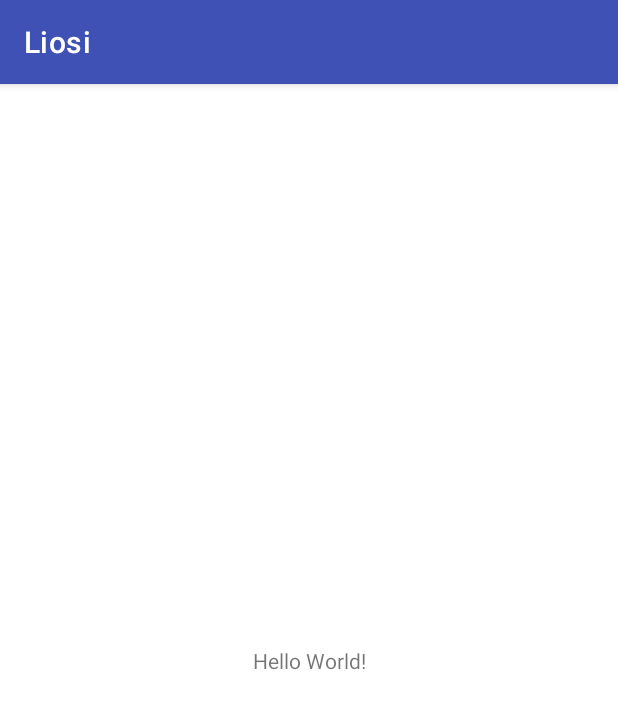
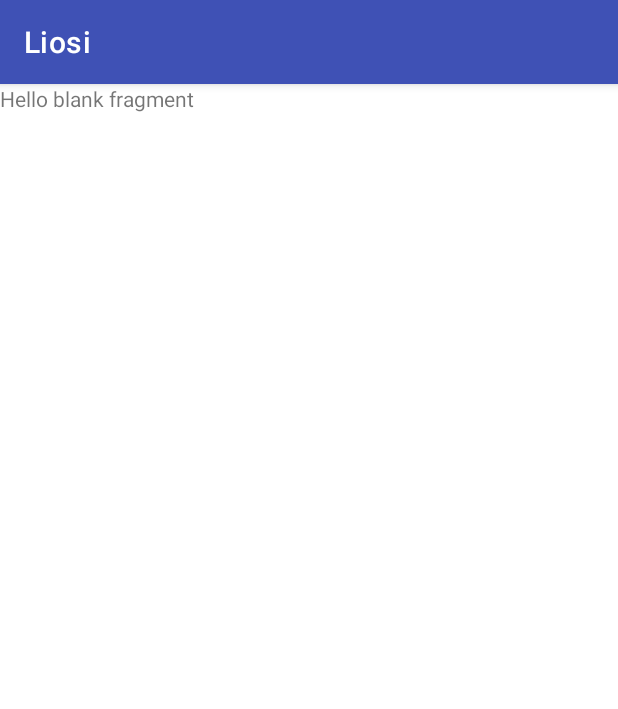
Before and after one commit to mrrezkii/Android-Kotlin-LiosiApp, an Android app: the screen it shows after launch (MainActivity), on a phone screen of 412 x 824 dp. Shown: the top 709 px of the screen. Run offline under Robolectric (Android 15) with nearby library versions, the phone set to English and light mode, and no system bars.

Commit message:
Configure Splash Screen and Navigation Component

```diff
--- a/app/src/main/java/com/gemastik/liosiapp/data/view/activity/SplashScreenActivity.kt
+++ b/app/src/main/java/com/gemastik/liosiapp/data/view/activity/SplashScreenActivity.kt
@@ -1,8 +1,11 @@
 package com.gemastik.liosiapp.data.view.activity
 
+import android.content.Intent
 import android.os.Bundle
+import android.view.View
 import androidx.appcompat.app.AppCompatActivity
 import com.gemastik.liosiapp.databinding.ActivitySplashScreenBinding
+import kotlinx.coroutines.*
 
 class SplashScreenActivity : AppCompatActivity() {
 
@@ -12,8 +15,33 @@ class SplashScreenActivity : AppCompatActivity() {
         )
     }
 
+    private val activityScope = CoroutineScope(Dispatchers.Main)
+
     override fun onCreate(savedInstanceState: Bundle?) {
         super.onCreate(savedInstanceState)
         setContentView(binding.root)
+
+        activityScope.launch {
+            delay(3000)
+
+            var intent = Intent(this@SplashScreenActivity, MainActivity::class.java)
+            startActivity(intent)
+            finish()
+        }
+
+    }
+
+    @Suppress("DEPRECATION")
+    override fun onResume() {
+        super.onResume()
+        window.decorView.apply {
+            systemUiVisibility =
+                View.SYSTEM_UI_FLAG_HIDE_NAVIGATION or View.SYSTEM_UI_FLAG_FULLSCREEN
+        }
+    }
+
+    override fun onPause() {
+        activityScope.cancel()
+        super.onPause()
     }
 }
--- a/app/src/main/res/layout/activity_main.xml
+++ b/app/src/main/res/layout/activity_main.xml
@@ -6,13 +6,16 @@
     android:layout_height="match_parent"
     tools:context=".data.view.activity.MainActivity">
 
-    <TextView
-        android:layout_width="wrap_content"
-        android:layout_height="wrap_content"
-        android:text="Hello World!"
+    <androidx.fragment.app.FragmentContainerView
+        android:id="@+id/navigation_host"
+        android:name="androidx.navigation.fragment.NavHostFragment"
+        android:layout_width="0dp"
+        android:layout_height="0dp"
+        app:defaultNavHost="true"
         app:layout_constraintBottom_toBottomOf="parent"
         app:layout_constraintLeft_toLeftOf="parent"
         app:layout_constraintRight_toRightOf="parent"
-        app:layout_constraintTop_toTopOf="parent" />
+        app:layout_constraintTop_toTopOf="parent"
+        app:navGraph="@navigation/main_graph" />
 
 </androidx.constraintlayout.widget.ConstraintLayout>
--- /dev/null
+++ b/app/src/main/res/navigation/main_graph.xml
@@ -0,0 +1,81 @@
+<?xml version="1.0" encoding="utf-8"?>
+<navigation xmlns:android="http://schemas.android.com/apk/res/android"
+    xmlns:app="http://schemas.android.com/apk/res-auto"
+    xmlns:tools="http://schemas.android.com/tools"
+    android:id="@+id/main_graph"
+    app:startDestination="@id/moodFragment">
+    <fragment
+        android:id="@+id/moodFragment"
+        android:name="com.gemastik.liosiapp.data.view.fragment.MoodFragment"
+        android:label="fragment_mood"
+        tools:layout="@layout/fragment_mood">
+        <action
+            android:id="@+id/action_moodFragment_to_homeFragment"
+            app:destination="@id/homeFragment" />
+    </fragment>
+    <fragment
+        android:id="@+id/homeFragment"
+        android:name="com.gemastik.liosiapp.data.view.fragment.HomeFragment"
+        android:label="fragment_home"
+        tools:layout="@layout/fragment_home">
+        <action
+            android:id="@+id/action_homeFragment_to_todoFragment"
+            app:destination="@id/todoFragment" />
+        <action
+            android:id="@+id/action_homeFragment_to_premiumFragment"
+            app:destination="@id/premiumFragment" />
+    </fragment>
+    <fragment
+        android:id="@+id/todoFragment"
+        android:name="com.gemastik.liosiapp.data.view.fragment.TodoFragment"
+        android:label="fragment_todo"
+        tools:layout="@layout/fragment_todo">
+        <action
+            android:id="@+id/action_todoFragment_to_positifFragment"
+            app:destination="@id/positifFragment" />
+        <action
+            android:id="@+id/action_todoFragment_to_recordFragment"
+            app:destination="@id/recordFragment" />
+        <action
+            android:id="@+id/action_todoFragment_to_breatheFragment"
+            app:destination="@id/breatheFragment" />
+    </fragment>
+    <fragment
+        android:id="@+id/positifFragment"
+        android:name="com.gemastik.liosiapp.data.view.fragment.PositifFragment"
+        android:label="fragment_positif"
+        tools:layout="@layout/fragment_positif" />
+    <fragment
+        android:id="@+id/breatheFragment"
+        android:name="com.gemastik.liosiapp.data.view.fragment.BreatheFragment"
+        android:label="fragment_breathe"
+        tools:layout="@layout/fragment_breathe" />
+    <fragment
+        android:id="@+id/recordFragment"
+        android:name="com.gemastik.liosiapp.data.view.fragment.RecordFragment"
+        android:label="fragment_record"
+        tools:layout="@layout/fragment_record" />
+    <fragment
+        android:id="@+id/premiumFragment"
+        android:name="com.gemastik.liosiapp.data.view.fragment.PremiumFragment"
+        android:label="fragment_premium"
+        tools:layout="@layout/fragment_premium">
+        <action
+            android:id="@+id/action_premiumFragment_to_payFragment"
+            app:destination="@id/payFragment" />
+    </fragment>
+    <fragment
+        android:id="@+id/payFragment"
+        android:name="com.gemastik.liosiapp.data.view.fragment.PayFragment"
+        android:label="fragment_pay"
+        tools:layout="@layout/fragment_pay">
+        <action
+            android:id="@+id/action_payFragment_to_chatFragment"
+            app:destination="@id/chatFragment" />
+    </fragment>
+    <fragment
+        android:id="@+id/chatFragment"
+        android:name="com.gemastik.liosiapp.data.view.fragment.ChatFragment"
+        android:label="fragment_chat"
+        tools:layout="@layout/fragment_chat" />
+</navigation>
```
Also changed, not shown: app/src/main/AndroidManifest.xml (+10 -3 lines), app/src/main/res/layout/activity_authentication.xml (+13 -0 lines), app/src/main/res/layout/activity_splash_screen.xml (+12 -0 lines), app/src/main/res/navigation/authentication_graph.xml (added, +26 -0 lines).
